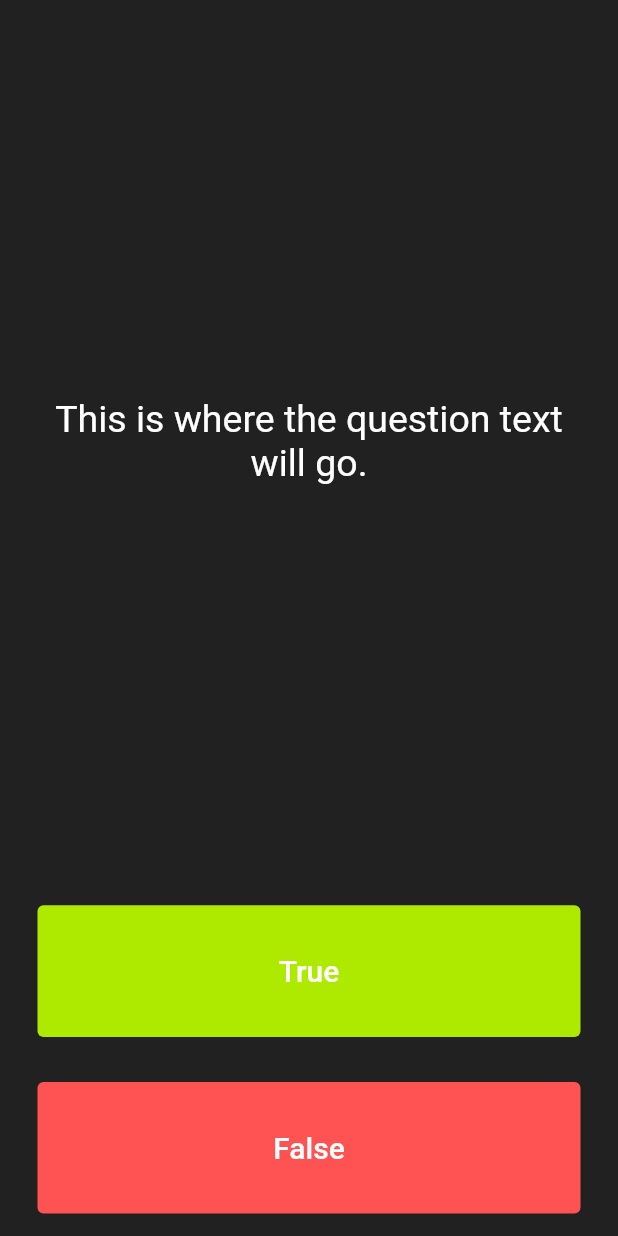
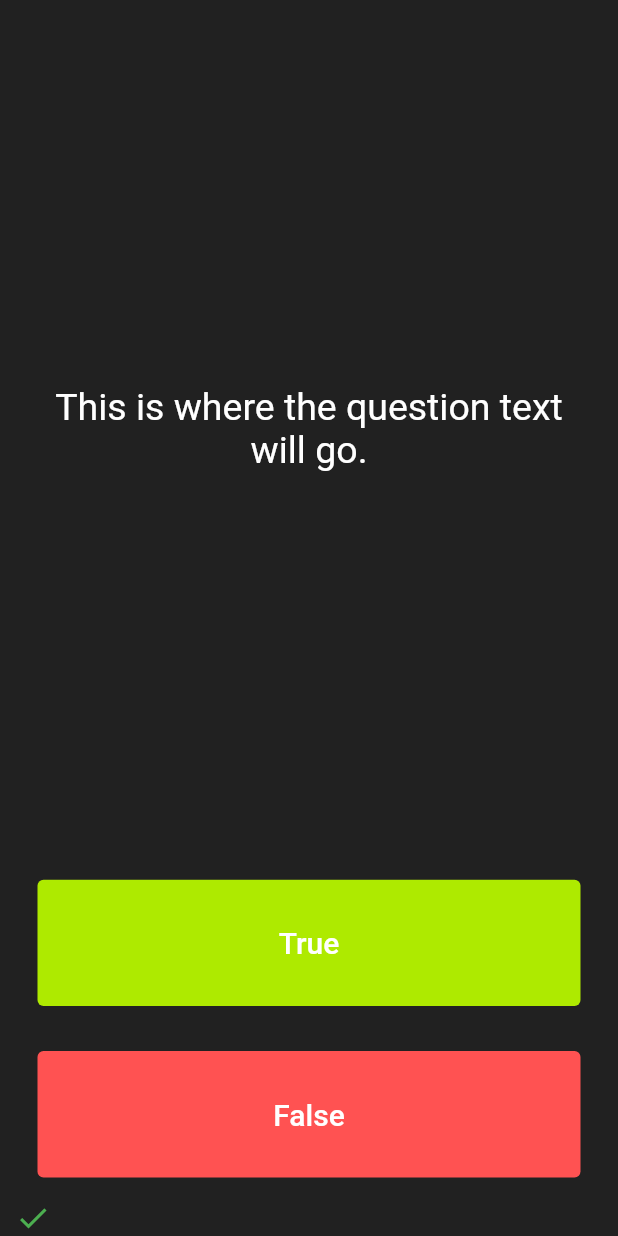
Before and after one commit to g0beze/quizzler, a Flutter app: the screen it shows after launch, after a tap on "True", on a phone screen of 412 x 824 dp. Run offline on Flutter 3.47's test engine with Material 2 defaults, Android fonts, the phone set to English and light mode, and no system bars.

Commit message:
applied score keeping using a list

```diff
--- a/lib/main.dart
+++ b/lib/main.dart
@@ -23,6 +23,8 @@ class QuizPage extends StatefulWidget {
   @override
   _QuizPageState createState() => _QuizPageState();
 }
+
+List<Icon> scoreKeeper = [];
 
 class _QuizPageState extends State<QuizPage> {
   @override
@@ -63,6 +65,14 @@ class _QuizPageState extends State<QuizPage> {
               ),
               onPressed: () {
                 //The user picked true.
+                setState(() {
+                  scoreKeeper.add(
+                    Icon(
+                      Icons.check,
+                      color: Colors.green,
+                    ),
+                  );
+                });
               },
             ),
           ),
@@ -83,11 +93,23 @@ class _QuizPageState extends State<QuizPage> {
               ),
               onPressed: () {
                 //The user picked false.
+                setState(() {
+                  scoreKeeper.add(
+                    Icon(
+                      Icons.close,
+                      color: Colors.red,
+                    ),
+                  );
+                });
               },
             ),
           ),
         ),
-        //TODO: Add a Row here as your score keeper
+        // Add a Row here as your score keeper
+
+        Row(
+          children: scoreKeeper,
+        ),
       ],
     );
   }
```
